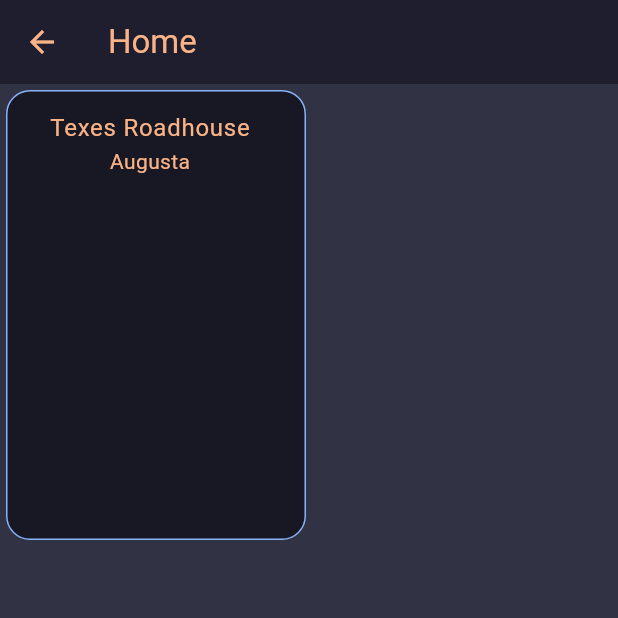
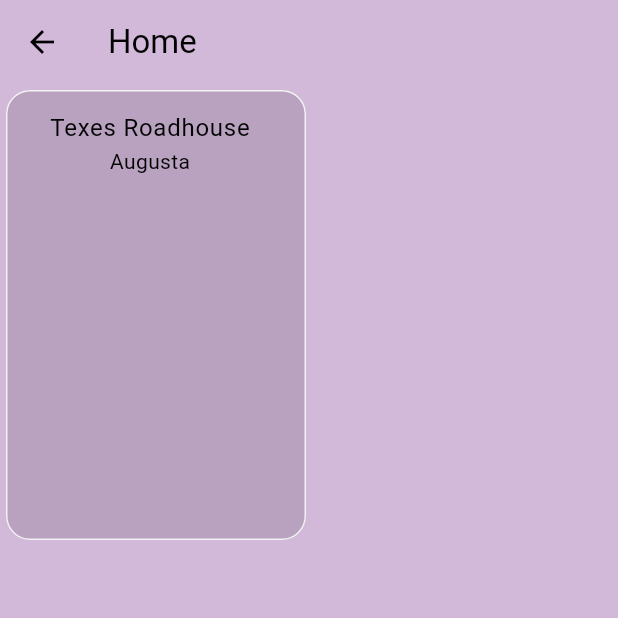
Before and after one commit to Kindlewing/bathroom_rating, a Flutter app: the screen it shows after launch, after a tap on "Login", on a phone screen of 412 x 824 dp, the top half of it. Run offline on Flutter 3.47's test engine with Material 2 defaults, Android fonts, the light colour scheme and no system bars.

Commit message:
Working on app

```diff
--- a/lib/home.dart
+++ b/lib/home.dart
@@ -1,4 +1,5 @@
 import 'package:flutter/material.dart';
+import 'package:bathroom_rating/review_card.dart';
 
 class Home extends StatelessWidget {
   const Home({super.key});
@@ -8,29 +9,7 @@
     return Scaffold(
         appBar: AppBar(
           title: const Text("Home"),
-          backgroundColor: Theme.of(context).colorScheme.primary,
         ),
-        body: Card(
-            elevation: 0,
-            color: Theme.of(context).colorScheme.secondary,
-            shape: RoundedRectangleBorder(
-                side: BorderSide(
-                    color: Theme.of(context).colorScheme.onSecondary),
-                borderRadius: const BorderRadius.all(Radius.circular(16))),
-            child: const SizedBox(
-              width: 200,
-              height: 300,
-              child: Column(children: [
-                ListTile(
-                  title: Center(
-                    child: Text(
-                      "Texes Roadhouse",
-                      style: TextStyle(fontSize: 16),
-                    ),
-                  ),
-                  subtitle: Center(child: Text("Augusta")),
-                )
-              ]),
-            )));
+        body: const ReviewCard());
   }
 }
--- a/lib/login.dart
+++ b/lib/login.dart
@@ -18,9 +18,7 @@
       appBar: AppBar(
         title: const Text("Login"),
         centerTitle: true,
-        backgroundColor: Theme.of(context).colorScheme.primary,
       ),
-      backgroundColor: Theme.of(context).colorScheme.background,
       body: Form(
         key: _formKey,
         child: Column(children: <Widget>[
@@ -30,7 +28,7 @@
           UserTextInput(
             textHint: "Email",
             obscured: false,
-            fillColor: Theme.of(context).colorScheme.surface,
+            fillColor: Theme.of(context).colorScheme.primary.withOpacity(0.50),
             onChanged: (value) {
               setState(() {
                 _email = value;
@@ -42,7 +40,8 @@
           ),
           UserTextInput(
               textHint: "Password",
-              fillColor: Theme.of(context).colorScheme.surface,
+              fillColor:
+                  Theme.of(context).colorScheme.primary.withOpacity(0.50),
               obscured: true,
               onChanged: (value) {
                 setState(() {
@@ -56,9 +55,11 @@
                   .push(MaterialPageRoute(builder: (context) => const Home()));
             },
             style: ButtonStyle(
+                foregroundColor: MaterialStateProperty.all(
+                    Theme.of(context).colorScheme.onSurface),
                 backgroundColor: MaterialStateProperty.all(
-                    Theme.of(context).colorScheme.onSecondary),
-                minimumSize: MaterialStateProperty.all(const Size(30, 40))),
+                    Theme.of(context).colorScheme.onBackground),
+                minimumSize: MaterialStateProperty.all(const Size(300, 50))),
             child: const Text("Login"),
           ),
         ]),
--- a/lib/main.dart
+++ b/lib/main.dart
@@ -1,5 +1,5 @@
 import 'package:bathroom_rating/authenticate.dart';
-import 'package:bathroom_rating/themes/catpuccin.dart';
+import 'package:bathroom_rating/themes/purple.dart';
 import 'package:flutter/material.dart';
 
 void main() {
@@ -16,18 +16,9 @@
       title: 'Bathroom Rating',
       theme: ThemeData(
         // This is the theme of your application.
-        colorScheme: ColorScheme(
-            brightness: Brightness.dark,
-            primary: Catpuccin.mocha['Base']!,
-            onPrimary: Catpuccin.mocha['Red']!,
-            secondary: Catpuccin.mocha['Mantle']!,
-            onSecondary: Catpuccin.mocha['Blue']!,
-            error: Catpuccin.mocha['Maroon']!,
-            onError: Catpuccin.mocha['Text']!,
-            background: Catpuccin.mocha['Mantle']!,
-            onBackground: Catpuccin.mocha['Green']!,
-            surface: Catpuccin.mocha['Surface0']!,
-            onSurface: Catpuccin.mocha['Peach']!),
+        colorScheme: PurpleSunset.theme,
+        appBarTheme:
+            const AppBarTheme(backgroundColor: PurpleSunset.lightPurple),
         useMaterial3: true,
       ),
       home: const Authenticate(),
--- /dev/null
+++ b/lib/review_card.dart
@@ -0,0 +1,32 @@
+import 'package:flutter/material.dart';
+
+class ReviewCard extends StatelessWidget {
+  const ReviewCard({
+    super.key,
+  });
+
+  @override
+  Widget build(BuildContext context) {
+    return Card(
+        elevation: 0,
+        color: Theme.of(context).colorScheme.onSurface.withOpacity(0.12),
+        shape: RoundedRectangleBorder(
+            side: BorderSide(color: Theme.of(context).colorScheme.onSecondary),
+            borderRadius: const BorderRadius.all(Radius.circular(16))),
+        child: const SizedBox(
+          width: 200,
+          height: 300,
+          child: Column(children: [
+            ListTile(
+              title: Center(
+                child: Text(
+                  "Texes Roadhouse",
+                  style: TextStyle(fontSize: 16),
+                ),
+              ),
+              subtitle: Center(child: Text("Augusta")),
+            )
+          ]),
+        ));
+  }
+}
--- a/lib/themes/catpuccin.dart
+++ b/lib/themes/catpuccin.dart
@@ -1,32 +1,62 @@
 import 'package:flutter/material.dart';
 
 class Catpuccin {
-  static const Map<String, Color> mocha = {
-    'Rosewater': Color(0xFFF5E0DC),
-    'Flamingo': Color(0xFFF2CDCD),
-    'Pink': Color(0xFFF5C2E7),
-    'Mauve': Color(0xFFCBA6F7),
-    'Red': Color(0xFFF38BA8),
-    'Maroon': Color(0xFFEBA0AC),
-    'Peach': Color(0xFFfab387),
-    'Yellow': Color(0xFFF9E2AF),
-    'Green': Color(0xFFA6E3A1),
-    'Teal': Color(0xFF94E2D5),
-    'Sky': Color(0xFF89DCEB),
-    'Sapphire': Color(0xFF74C7EC),
-    'Blue': Color(0xFF89B4FA),
-    'Lavender': Color(0xFFB4BEFE),
-    'Text': Color(0xFFCDD6F4),
-    'Subtext1': Color(0xFFBAC2DE),
-    'Subtext0': Color(0xFFA6ADC8),
-    'Overlay2': Color(0xFF9399B2),
-    'Overlay1': Color(0xFF7F849C),
-    'Overlay0': Color(0xFF6C7086),
-    'Surface2': Color(0xFF585B70),
-    'Surface1': Color(0xFF45475A),
-    'Surface0': Color(0xFF313244),
-    'Base': Color(0xFF1E1E2E),
-    'Mantle': Color(0xFF181825),
-    'Crust': Color(0xFF11111B),
-  };
+  static const Color rosewater = Color(0xFFF5E0DC);
+  static const Color flamingo = Color(0xFFF2CDCD);
+  static const Color pink = Color(0xFFF5C2E7);
+  static const Color mauve = Color(0xFFCBA6F7);
+  static const Color red = Color(0xFFF38BA8);
+  static const Color maroon = Color(0xFFEBA0AC);
+  static const Color peach = Color(0xFFfab387);
+  static const Color yellow = Color(0xFFF9E2AF);
+  static const Color green = Color(0xFFA6E3A1);
+  static const Color teal = Color(0xFF94E2D5);
+  static const Color sky = Color(0xFF89DCEB);
+  static const Color sapphire = Color(0xFF74C7EC);
+  static const Color blue = Color(0xFF89B4FA);
+  static const Color lavender = Color(0xFFB4BEFE);
+  static const Color text = Color(0xFFCDD6F4);
+  static const Color subtext1 = Color(0xFFBAC2DE);
+  static const Color subtext0 = Color(0xFFA6ADC8);
+  static const Color overlay2 = Color(0xFF9399B2);
+  static const Color overlay1 = Color(0xFF7F849C);
+  static const Color overlay0 = Color(0xFF6C7086);
+  static const Color surface2 = Color(0xFF585B70);
+  static const Color surface1 = Color(0xFF45475A);
+  static const Color surface0 = Color(0xFF313244);
+  static const Color base = Color(0xFF1E1E2E);
+  static const Color mantle = Color(0xFF181825);
+  static const Color crust = Color(0xFF11111B);
+
+  static ColorScheme colorScheme = const ColorScheme(
+    primary: pink,
+    primaryContainer: flamingo,
+    secondary: yellow,
+    secondaryContainer: peach,
+    surface: surface0,
+    background: sky,
+    error: red,
+    onPrimary: text,
+    onSecondary: subtext0,
+    onSurface: text,
+    onBackground: text,
+    onError: text,
+    brightness: Brightness.light,
+  );
+
+  static ColorScheme darkColorScheme = const ColorScheme(
+    primary: teal, // Adjusted primary color for dark theme
+    primaryContainer: sky, // Adjusted primary variant color for dark theme
+    secondary: yellow,
+    secondaryContainer: peach,
+    surface: surface1, // Adjusted surface color for dark theme
+    background: base, // Adjusted background color for dark theme
+    error: red,
+    onPrimary: surface0, // Adjusted text color for dark theme
+    onSecondary: subtext1, // Adjusted secondary text color for dark theme
+    onSurface: surface0, // Adjusted surface text color for dark theme
+    onBackground: surface0, // Adjusted background text color for dark theme
+    onError: surface0, // Adjusted error text color for dark theme
+    brightness: Brightness.dark,
+  );
 }
--- /dev/null
+++ b/lib/themes/purple.dart
@@ -0,0 +1,22 @@
+import 'package:flutter/material.dart';
+
+class PurpleSunset {
+  static const Color deepDarkPurple = Color(0xFF4D2259);
+  static const Color darkPurple = Color(0xFF513159);
+  static const Color deepLightPurple = Color(0xFF9F85A6);
+  static const Color lightPurple = Color(0xFFD2B8D9);
+  static const Color white = Color(0xFFF2F2F2);
+
+  static const ColorScheme theme = ColorScheme(
+      brightness: Brightness.dark,
+      primary: darkPurple,
+      onPrimary: white,
+      secondary: deepLightPurple,
+      onSecondary: white,
+      error: deepDarkPurple,
+      onError: white,
+      background: darkPurple,
+      onBackground: white,
+      surface: lightPurple,
+      onSurface: Colors.black);
+}
--- a/lib/user_text_input.dart
+++ b/lib/user_text_input.dart
@@ -4,14 +4,14 @@
   final String textHint;
   final bool obscured;
   final void Function(String)? onChanged;
-  final Color? fillColor;
+  final Color fillColor;
 
   const UserTextInput(
       {super.key,
       required this.textHint,
       required this.obscured,
       required this.onChanged,
-      this.fillColor});
+      required this.fillColor});
 
   @override
   State<UserTextInput> createState() => _UserTextInputState();
@@ -26,7 +26,7 @@
           border: const OutlineInputBorder(
               borderRadius: BorderRadius.all(Radius.circular(10))),
           filled: true,
-          fillColor: widget.fillColor ?? Theme.of(context).colorScheme.surface,
+          fillColor: widget.fillColor,
         ),
         showCursor: true,
         cursorColor: Theme.of(context).colorScheme.onPrimary,
```
Also changed, not shown: lib/themes/earth.dart (added, +48 -0 lines).
